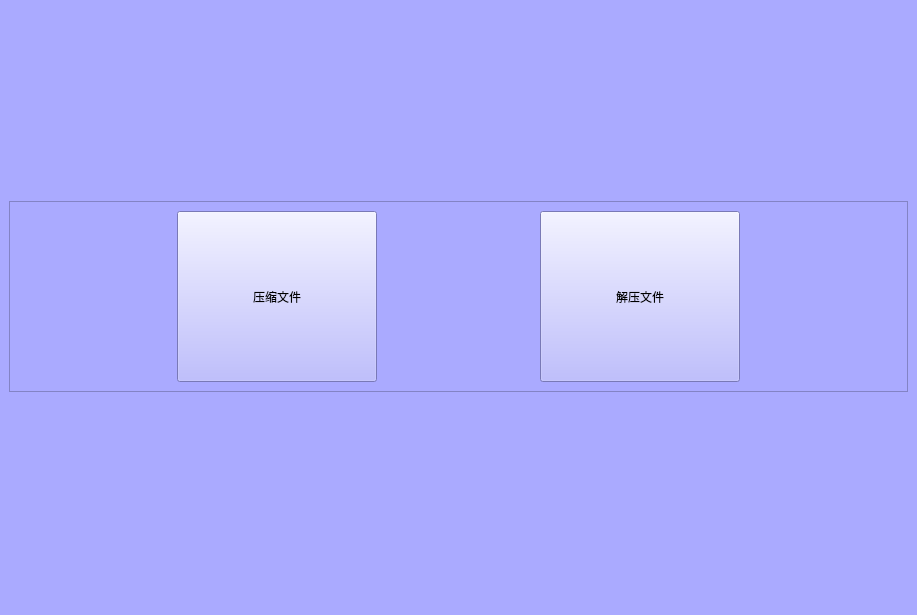
Old version of the form QTHuffman_Compress/mainwindow.ui in the repository 1234-bai/Huffman_Compress.
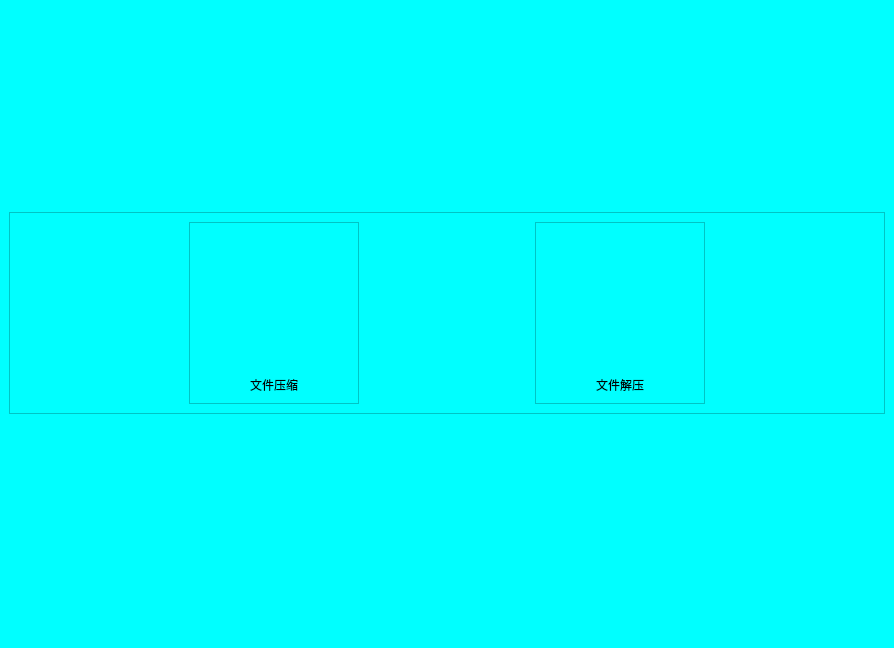
New version of the form. Icons and pictures are not drawn.

The edit to the form file:
```diff
--- a/QTHuffman_Compress/mainwindow.ui
+++ b/QTHuffman_Compress/mainwindow.ui
@@ -6,8 +6,8 @@
    <rect>
     <x>0</x>
     <y>0</y>
-    <width>917</width>
-    <height>615</height>
+    <width>894</width>
+    <height>648</height>
    </rect>
   </property>
   <property name="sizePolicy">
@@ -20,10 +20,10 @@
    <string>哈夫曼压缩软件</string>
   </property>
   <property name="styleSheet">
-   <string notr="true">background-color: rgb(170, 170, 255);</string>
+   <string notr="true">background-color: rgb(0, 255, 255);</string>
   </property>
   <widget class="QWidget" name="centralwidget">
-   <layout class="QVBoxLayout" name="verticalLayout">
+   <layout class="QVBoxLayout" name="verticalLayout_3">
     <item>
      <spacer name="verticalSpacer_2">
       <property name="orientation">
@@ -60,7 +60,7 @@
         </spacer>
        </item>
        <item>
-        <widget class="QPushButton" name="deButton">
+        <widget class="QFrame" name="frame_2">
          <property name="sizePolicy">
           <sizepolicy hsizetype="Expanding" vsizetype="Expanding">
            <horstretch>0</horstretch>
@@ -69,16 +69,59 @@
          </property>
          <property name="minimumSize">
           <size>
-           <width>200</width>
-           <height>150</height>
+           <width>170</width>
+           <height>140</height>
           </size>
          </property>
-         <property name="text">
-          <string>压缩文件</string>
+         <property name="frameShape">
+          <enum>QFrame::StyledPanel</enum>
          </property>
-         <property name="flat">
-          <bool>false</bool>
+         <property name="frameShadow">
+          <enum>QFrame::Raised</enum>
          </property>
+         <layout class="QVBoxLayout" name="verticalLayout">
+          <item>
+           <widget class="QPushButton" name="deButton">
+            <property name="sizePolicy">
+             <sizepolicy hsizetype="Expanding" vsizetype="Expanding">
+              <horstretch>0</horstretch>
+              <verstretch>0</verstretch>
+             </sizepolicy>
+            </property>
+            <property name="minimumSize">
+             <size>
+              <width>150</width>
+              <height>100</height>
+             </size>
+            </property>
+            <property name="styleSheet">
+             <string notr="true">image: url(:/new/prefix1/compress);</string>
+            </property>
+            <property name="text">
+             <string/>
+            </property>
+            <property name="flat">
+             <bool>true</bool>
+            </property>
+           </widget>
+          </item>
+          <item>
+           <widget class="QLabel" name="label">
+            <property name="sizePolicy">
+             <sizepolicy hsizetype="Preferred" vsizetype="Preferred">
+              <horstretch>0</horstretch>
+              <verstretch>0</verstretch>
+             </sizepolicy>
+            </property>
+            <property name="text">
+             <string>文件压缩</string>
+            </property>
+            <property name="alignment">
+             <set>Qt::AlignCenter</set>
+            </property>
+           </widget>
+          </item>
+         </layout>
         </widget>
        </item>
        <item>
@@ -95,7 +138,7 @@
         </spacer>
        </item>
        <item>
-        <widget class="QPushButton" name="pushButton_2">
+        <widget class="QFrame" name="frame_3">
          <property name="sizePolicy">
           <sizepolicy hsizetype="Expanding" vsizetype="Expanding">
            <horstretch>0</horstretch>
@@ -104,13 +147,59 @@
          </property>
          <property name="minimumSize">
           <size>
-           <width>200</width>
-           <height>150</height>
+           <width>170</width>
+           <height>141</height>
           </size>
          </property>
-         <property name="text">
-          <string>解压文件</string>
+         <property name="frameShape">
+          <enum>QFrame::StyledPanel</enum>
          </property>
+         <property name="frameShadow">
+          <enum>QFrame::Raised</enum>
+         </property>
+         <layout class="QVBoxLayout" name="verticalLayout_2">
+          <item>
+           <widget class="QPushButton" name="pushButton_2">
+            <property name="sizePolicy">
+             <sizepolicy hsizetype="Expanding" vsizetype="Expanding">
+              <horstretch>0</horstretch>
+              <verstretch>0</verstretch>
+             </sizepolicy>
+            </property>
+            <property name="minimumSize">
+             <size>
+              <width>150</width>
+              <height>100</height>
+             </size>
+            </property>
+            <property name="styleSheet">
+             <string notr="true">image: url(:/new/prefix1/copy);</string>
+            </property>
+            <property name="text">
+             <string/>
+            </property>
+            <property name="flat">
+             <bool>true</bool>
+            </property>
+           </widget>
+          </item>
+          <item>
+           <widget class="QLabel" name="label_2">
+            <property name="sizePolicy">
+             <sizepolicy hsizetype="Preferred" vsizetype="Preferred">
+              <horstretch>0</horstretch>
+              <verstretch>0</verstretch>
+             </sizepolicy>
+            </property>
+            <property name="text">
+             <string>文件解压</string>
+            </property>
+            <property name="alignment">
+             <set>Qt::AlignCenter</set>
+            </property>
+           </widget>
+          </item>
+         </layout>
         </widget>
        </item>
        <item>
```
